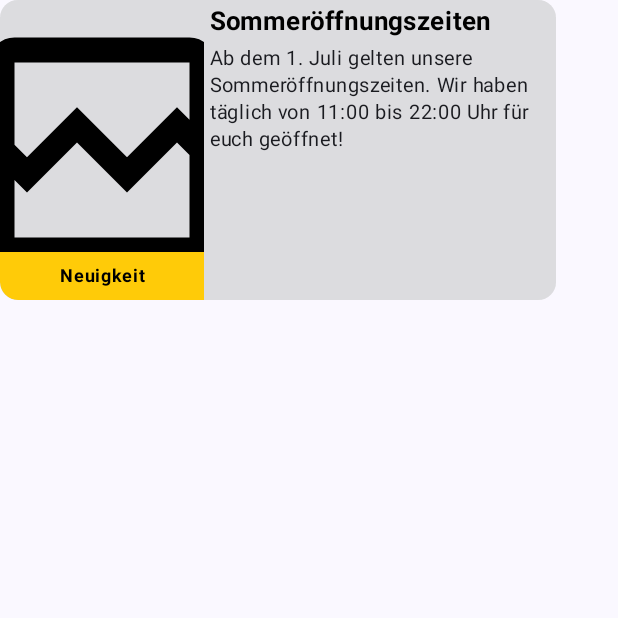
After one commit to JensHuelsenbeck/ChaesStoekli, an Android app built with Jetpack Compose: the composable NewsCard called with sample values from the repository, on a phone screen of 412 x 824 dp, the top half of it. The commit adds this screen. Run offline under Robolectric (Android 15) with nearby library versions, the light colour scheme and no system bars; pictures from the network do not load; 2 statements that could not run were skipped.

Commit message:
anlegen des NewsModels NewsEnums, Erstellung einer NewsCard, sowie NewsList. Gradle und toml konfiguriert um mit Coil AsyncImage nutzen zu können

```diff
--- a/app/src/main/java/com/example/cheas_stoeckli/MainActivity.kt
+++ b/app/src/main/java/com/example/cheas_stoeckli/MainActivity.kt
@@ -9,7 +9,8 @@ import androidx.compose.foundation.layout.fillMaxSize
 import androidx.compose.foundation.layout.padding
 import androidx.compose.material3.Scaffold
 import androidx.compose.ui.Modifier
-import com.example.cheas_stoeckli.ui.screens.LoginScreen
+import com.example.cheas_stoeckli.data.Fake.newsList
+import com.example.cheas_stoeckli.ui.components.News.NewsList
 import com.example.cheas_stoeckli.ui.theme.Cheas_StoeckliTheme
 
 class MainActivity : ComponentActivity() {
@@ -19,9 +20,9 @@ class MainActivity : ComponentActivity() {
         setContent {
             Cheas_StoeckliTheme {
                 Scaffold(modifier = Modifier.fillMaxSize()) { innerPadding ->
-                   Column(modifier = Modifier.padding(innerPadding),) {
-                       LoginScreen()
-                   }
+                    Column(modifier = Modifier.padding(innerPadding),) {
+                        NewsList(news = newsList)
+                    }
                 }
             }
         }
--- /dev/null
+++ b/app/src/main/java/com/example/cheas_stoeckli/data/Fake/FakeNews.kt
@@ -0,0 +1,80 @@
+package com.example.cheas_stoeckli.data.Fake
+
+import com.example.cheas_stoeckli.data.model.News
+import com.example.cheas_stoeckli.ui.enums.NewsEnum
+
+val newsList = listOf(
+    News(
+        title = "Sommeröffnungszeiten",
+        text = "Ab dem 1. Juli gelten unsere Sommeröffnungszeiten. Wir haben täglich von 11:00 bis 22:00 Uhr für euch geöffnet!",
+        img = "https://picsum.photos/200",
+        destination = "",
+        date = "",
+        time = "",
+        type = NewsEnum.NEWS
+    ),
+    News(
+        title = "Käseabend am See",
+        text = "Genießt einen romantischen Abend mit Käseplatten und Wein direkt am Seeufer. Musik, Kerzenschein und guter Geschmack.",
+        img = "https://picsum.photos/200",
+        destination = "Seepromenade 12, 34567 Käsetal",
+        date = "20.07.2025",
+        time = "19:30",
+        type = NewsEnum.EVENTS
+    ),
+    News(
+        title = "Letzte Chance auf Rabatt!",
+        text = "Nur noch heute 10% Frühbucherrabatt auf unser großes Sommer-Fondue-Event sichern!",
+        img = "https://picsum.photos/200",
+        destination = "",
+        date = "17.06.2025",
+        time = "23:59",
+        type = NewsEnum.REMINDER
+    ),
+    News(
+        title = "Wein & Käse Verköstigung",
+        text = "Am Wochenende laden wir zur exklusiven Käse- und Weinverkostung mit Harri Winzer ein. Anmeldung erforderlich!",
+        img = "https://picsum.photos/200",
+        destination = "Weingut Harri, Rebenweg 8, 67890 Käseland",
+        date = "28.06.2025",
+        time = "16:00",
+        type = NewsEnum.EVENTS
+    ),
+    News(
+        title = "Chäs & Chill – Afterwork Edition",
+        text = "Jeden Donnerstag ab 18 Uhr: Genieße mit Kolleg:innen eine kleine Käseplatte und ein Glas Wein zum Feierabend.",
+        img = "https://picsum.photos/200",
+        destination = "Altmarkt 5, 12345 Käseburg",
+        date = "04.07.2025",
+        time = "18:00",
+        type = NewsEnum.EVENTS
+    ),
+    News(
+        title = "Neue Käsesorte eingetroffen!",
+        text = "Ab sofort exklusiv bei uns: der Trüffel-Morbier – cremig, aromatisch und perfekt zum Raclette.",
+        img = "https://picsum.photos/200",
+        destination = "",
+        date = "",
+        time = "",
+        type = NewsEnum.NEWS
+    ),
+    News(
+        title = "Nicht vergessen: Anmeldung schließt heute!",
+        text = "Letzte Erinnerung: Heute ist der letzte Tag zur Anmeldung für das große Sommer-Fondue-Event.",
+        img = "https://picsum.photos/200",
+        destination = "",
+        date = "19.06.2025",
+        time = "22:00",
+        type = NewsEnum.REMINDER
+    )
+)
+
+val fakeNews: News = News(
+    title = "Nicht vergessen: Anmeldung schließt heute!",
+    text = "Letzte Erinnerung: Heute ist der letzte Tag zur Anmeldung für das große Sommer-Fondue-Event. Denn wer nicht mit dabei ist, verpasst das beste Event das es jemals gegeben hat! ",
+    img = "https://picsum.photos/200",
+    destination = "",
+    date = "19.06.2025",
+    time = "22:00",
+    type = NewsEnum.REMINDER
+)
--- /dev/null
+++ b/app/src/main/java/com/example/cheas_stoeckli/data/model/newsmodel.kt
@@ -0,0 +1,17 @@
+package com.example.cheas_stoeckli.data.model
+
+import com.example.cheas_stoeckli.ui.enums.NewsEnum
+import java.util.UUID
+
+class News(
+
+    val id: String = UUID.randomUUID().toString(),
+    val title: String = "",
+    val text: String = "",
+    val img: String = "",
+    val destination: String = "",
+    val date: String = "",
+    val time: String = "",
+    val type: NewsEnum = NewsEnum.NEWS
+
+    )
--- /dev/null
+++ b/app/src/main/java/com/example/cheas_stoeckli/ui/components/News/NewsCard.kt
@@ -0,0 +1,158 @@
+package com.example.cheas_stoeckli.ui.components.News
+
+import android.util.Log
+import androidx.compose.foundation.ExperimentalFoundationApi
+import androidx.compose.foundation.background
+import androidx.compose.foundation.combinedClickable
+import androidx.compose.foundation.layout.Box
+import androidx.compose.foundation.layout.Column
+import androidx.compose.foundation.layout.Row
+import androidx.compose.foundation.layout.Spacer
+import androidx.compose.foundation.layout.fillMaxHeight
+import androidx.compose.foundation.layout.fillMaxWidth
+import androidx.compose.foundation.layout.height
+import androidx.compose.foundation.layout.padding
+import androidx.compose.foundation.layout.width
+import androidx.compose.foundation.shape.RoundedCornerShape
+import androidx.compose.material3.Card
+import androidx.compose.material3.Text
+import androidx.compose.runtime.Composable
+import androidx.compose.ui.Alignment
+import androidx.compose.ui.Modifier
+import androidx.compose.ui.draw.clip
+import androidx.compose.ui.graphics.Color
+import androidx.compose.ui.layout.ContentScale
+import androidx.compose.ui.res.painterResource
+import androidx.compose.ui.text.font.FontWeight
+import androidx.compose.ui.text.style.TextAlign
+import androidx.compose.ui.text.style.TextOverflow
+import androidx.compose.ui.unit.dp
+import androidx.compose.ui.unit.sp
+import coil.compose.AsyncImage
+import com.cheas_stoeckli.app.R
+import com.example.cheas_stoeckli.data.model.News
+import com.example.cheas_stoeckli.ui.theme.eventTimeAndDate
+import com.example.cheas_stoeckli.ui.theme.newsEnumColor
+
+@OptIn(ExperimentalFoundationApi::class)
+@Composable
+fun NewsCard(
+    news: News,
+) {
+    Card(
+        Modifier
+            .fillMaxWidth(0.9f)
+            .height(200.dp)
+            .combinedClickable(
+                onClick = {  },
+                onLongClick = {  }
+            ),
+        shape = RoundedCornerShape(12.dp)
+    ) {
+        Row(
+            modifier = Modifier
+                .fillMaxWidth()
+                .fillMaxHeight()
+                .background(Color(0xFFD9D9D9).copy(alpha = 0.6f))
+                .clip(RoundedCornerShape(12.dp))
+
+        ) {
+            Box {
+                AsyncImage(
+                    model = news.img,
+                    contentDescription = null,
+                    contentScale = ContentScale.Crop,
+                    placeholder = painterResource(R.drawable.default_image),
+                    error = painterResource(R.drawable.broken_image),
+                    onLoading = { Log.d("AsyncImage", "Image loading") },
+                    onError = { state -> Log.e("AsyncImage", "Error loading image") },
+                    onSuccess = { state -> Log.d("AsyncImage", "Image loaded successfully") },
+                    modifier = Modifier
+                        .fillMaxHeight()
+                        .width(136.dp)
+
+
+                )
+                Text(
+                    text = news.type.rawValue,
+                    textAlign = TextAlign.Center,
+                    fontSize = 12.sp,
+                    fontWeight = FontWeight.Bold,
+                    color = Color.Black,
+                    modifier = Modifier
+                        .background(newsEnumColor)
+                        .padding(vertical = 4.dp)
+                        .width(136.dp)
+                        .align(Alignment.BottomCenter)
+                )
+            }
+            Box(modifier = Modifier.fillMaxHeight()) {
+                Column(
+                    horizontalAlignment = Alignment.Start,
+                    modifier = Modifier
+                        .fillMaxWidth()
+                        .padding(4.dp)
+                ) {
+                    Text(
+                        text = news.title,
+                        fontSize = 17.sp,
+                        fontWeight = FontWeight.Bold,
+                        textAlign = TextAlign.Start,
+                        color = Color.Black,
+                        lineHeight = 18.sp,
+                    )
+                    Spacer(Modifier.height(5.dp))
+                    Text(
+                        text = news.text,
+                        fontSize = 13.sp,
+                        lineHeight = 18.sp,
+                        maxLines = 5,
+                        overflow = TextOverflow.Ellipsis
+
+                    )
+
+                }
+                if (news.type.name == "EVENTS" || news.type.name == "REMINDER") {
+                    Text(
+                        text = news.date + " " + news.time,
+                        textAlign = TextAlign.Center,
+                        fontSize = 12.sp,
+                        fontWeight = FontWeight.Bold,
+                        color = Color.Black,
+
+                        modifier = Modifier
+                            .clip(
+                                RoundedCornerShape(
+                                    topEnd = 8.dp
+                                )
+                            )
+                            .background(eventTimeAndDate)
+                            .padding(4.dp)
+
+                            .align(Alignment.BottomStart)
+                    )
+                }
+                if(news.destination != "") {
+                    Text(
+                        text = "Anfahrt",
+                        textAlign = TextAlign.Center,
+                        fontSize = 12.sp,
+                        fontWeight = FontWeight.Bold,
+                        color = Color.Blue,
+
+                        modifier = Modifier
+                            .clip(
+                                RoundedCornerShape(
+                                    topStart = 8.dp
+                                )
+                            )
+                            .background(eventTimeAndDate)
+                            .padding(4.dp)
+                            .align(Alignment.BottomEnd)
+                    )
+                }
+            }
+        }
+    }
+    Spacer(Modifier.height(8.dp))
+}
--- /dev/null
+++ b/app/src/main/java/com/example/cheas_stoeckli/ui/components/News/NewsList.kt
@@ -0,0 +1,21 @@
+package com.example.cheas_stoeckli.ui.components.News
+
+import androidx.compose.foundation.lazy.LazyColumn
+import androidx.compose.foundation.lazy.items
+import androidx.compose.runtime.Composable
+import com.example.cheas_stoeckli.data.model.News
+
+@Composable
+fun NewsList(
+    news: List<News>
+) {
+
+    LazyColumn {
+
+        items(news) { news ->
+            NewsCard(news = news)
+        }
+
+    }
+
+}
--- /dev/null
+++ b/app/src/main/java/com/example/cheas_stoeckli/ui/enums/NewsEnum.kt
@@ -0,0 +1,7 @@
+package com.example.cheas_stoeckli.ui.enums
+
+enum class NewsEnum(val rawValue: String) {
+    NEWS("Neuigkeit"),
+    EVENTS("Veranstaltung"),
+    REMINDER("Erinnerung")
+}
--- a/app/src/main/java/com/example/cheas_stoeckli/ui/theme/Color.kt
+++ b/app/src/main/java/com/example/cheas_stoeckli/ui/theme/Color.kt
@@ -11,3 +11,9 @@ val PurpleGrey40 = Color(0xFF625b71)
 val Pink40 = Color(0xFF7D5260)
 
 val loginButtonColor = Color(0xFFC49F72)
+
+val screenBackgroundPrimary = Color(0xFFC49F72).copy(alpha = 0.6f)
+val cardBackgroundPrimary = Color(0xFFD9D9D9)
+
+val newsEnumColor = Color(0xFFFFCB08)
+val eventTimeAndDate = Color(0xFFC49F72)
--- /dev/null
+++ b/app/src/main/res/drawable/broken_image.xml
@@ -0,0 +1,5 @@
+<vector xmlns:android="http://schemas.android.com/apk/res/android" android:height="24dp" android:tint="#000000" android:viewportHeight="960" android:viewportWidth="960" android:width="24dp">
+
+    <path android:fillColor="@android:color/white" android:pathData="M200,840Q167,840 143.5,816.5Q120,793 120,760L120,200Q120,167 143.5,143.5Q167,120 200,120L760,120Q793,120 816.5,143.5Q840,167 840,200L840,760Q840,793 816.5,816.5Q793,840 760,840L200,840ZM240,503L400,343L560,503L720,343L760,383L760,200Q760,200 760,200Q760,200 760,200L200,200Q200,200 200,200Q200,200 200,200L200,463L240,503ZM200,760L760,760Q760,760 760,760Q760,760 760,760L760,496L720,456L560,616L400,456L240,616L200,576L200,760Q200,760 200,760Q200,760 200,760ZM200,760L200,760Q200,760 200,760Q200,760 200,760L200,496L200,576L200,463L200,383L200,200Q200,200 200,200Q200,200 200,200L200,200Q200,200 200,200Q200,200 200,200L200,463L200,463L200,576L200,576L200,760Q200,760 200,760Q200,760 200,760Z"/>
+
+</vector>
--- /dev/null
+++ b/app/src/main/res/drawable/default_image.xml
@@ -0,0 +1,5 @@
+<vector xmlns:android="http://schemas.android.com/apk/res/android" android:height="32dp" android:tint="#000000" android:viewportHeight="960" android:viewportWidth="960" android:width="32dp">
+
+    <path android:fillColor="@android:color/white" android:pathData="M200,840Q167,840 143.5,816.5Q120,793 120,760L120,200Q120,167 143.5,143.5Q167,120 200,120L760,120Q793,120 816.5,143.5Q840,167 840,200L840,760Q840,793 816.5,816.5Q793,840 760,840L200,840ZM200,760L760,760Q760,760 760,760Q760,760 760,760L760,200Q760,200 760,200Q760,200 760,200L200,200Q200,200 200,200Q200,200 200,200L200,760Q200,760 200,760Q200,760 200,760ZM240,680L720,680L570,480L450,640L360,520L240,680ZM200,760Q200,760 200,760Q200,760 200,760L200,200Q200,200 200,200Q200,200 200,200L200,200Q200,200 200,200Q200,200 200,200L200,760Q200,760 200,760Q200,760 200,760ZM340,400Q365,400 382.5,382.5Q400,365 400,340Q400,315 382.5,297.5Q365,280 340,280Q315,280 297.5,297.5Q280,315 280,340Q280,365 297.5,382.5Q315,400 340,400Z"/>
+
+</vector>
--- a/gradle/libs.versions.toml
+++ b/gradle/libs.versions.toml
@@ -20,6 +20,8 @@ retrofitVersion = "2.11.0"
 roomRuntime = "2.6.0"
 kspVersion = "2.0.21-1.0.25"
 roomRuntimeAndroid = "2.7.1"
+
+coilCompose = "3.0.0-rc02"
 
 [libraries]
 androidx-core-ktx = { group = "androidx.core", name = "core-ktx", version.ref = "coreKtx" }
@@ -57,6 +59,8 @@ androidx-room-compiler = { group = "androidx.room", name = "room-compiler", vers
 androidx-room-runtime = { group = "androidx.room", name = "room-runtime", version.ref = "roomRuntime" }
 androidx-room-runtime-android = { group = "androidx.room", name = "room-runtime-android", version.ref = "roomRuntimeAndroid" }
 
+coil-compose = { group = "io.coil-kt.coil3", name = "coil-compose", version.ref = "coilCompose" }
+coil-network-okhttp = { group = "io.coil-kt.coil3", name = "coil-network-okhttp", version.ref = "coilCompose" }
 
 [plugins]
 android-application = { id = "com.android.application", version.ref = "agp" }
```
Also changed, not shown: app/build.gradle.kts (+5 -2 lines).
